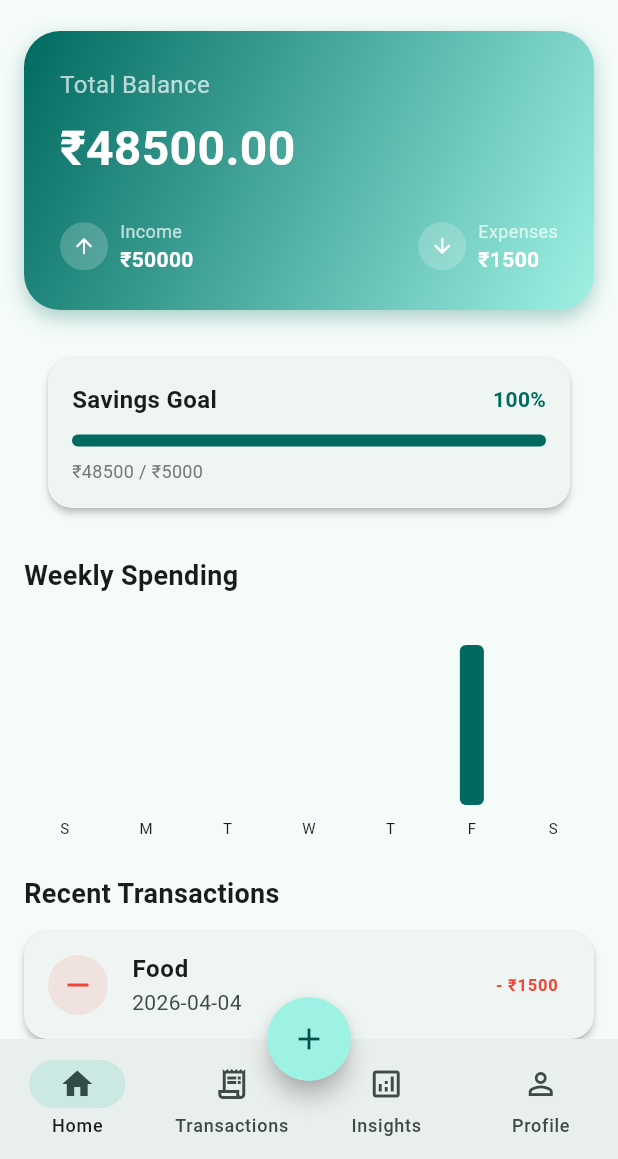
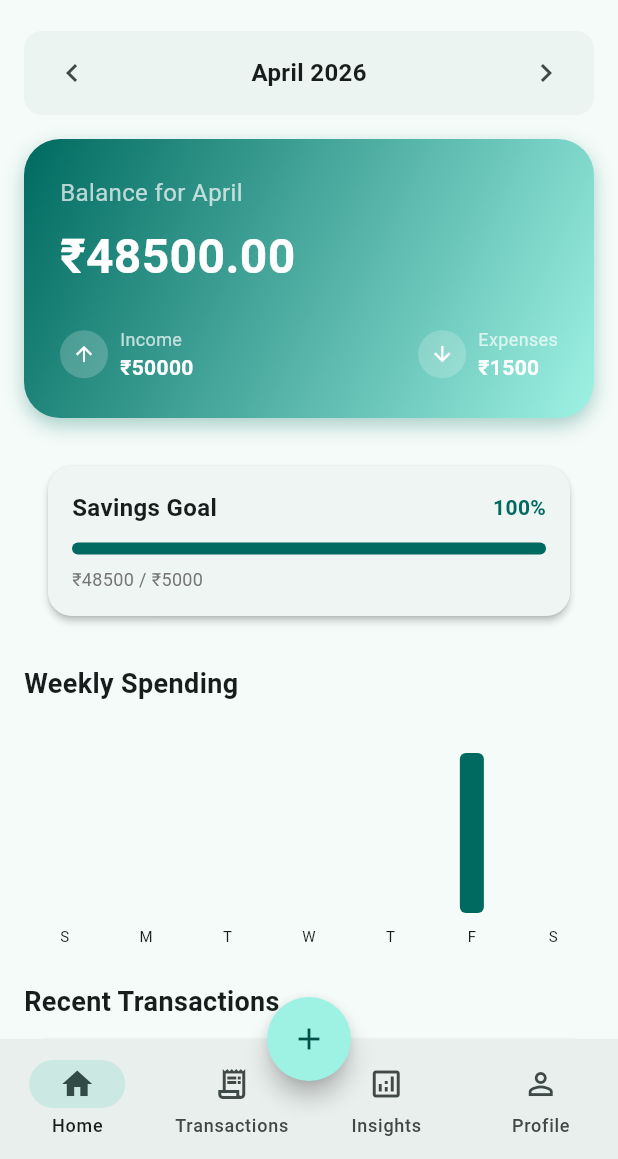
Before and after one commit to manosekar-m/Fin-Tracker, a Flutter app: the screen it shows after launch, on a phone screen of 412 x 824 dp, the part 77-1236 px from its top. Run offline on Flutter 3.47's test engine with Material 3 defaults, Android fonts, the phone set to English and light mode, and no system bars; drawn by our look-alikes of fl_chart; our stand-ins replace hive_flutter, local_auth; accounts and stored records are empty.

Commit message:
Updated UI and added new features

```diff
--- a/lib/providers/transaction_provider.dart
+++ b/lib/providers/transaction_provider.dart
@@ -9,6 +9,7 @@ class TransactionProvider with ChangeNotifier {
   bool _isDarkMode = false;
   bool _isBiometricEnabled = false;
   String _userName = 'User';
+  DateTime _selectedMonth = DateTime.now();
 
   List<TransactionModel> get transactions => _transactions;
   bool get isLoading => _isLoading;
@@ -16,6 +17,7 @@ class TransactionProvider with ChangeNotifier {
   bool get isDarkMode => _isDarkMode;
   bool get isBiometricEnabled => _isBiometricEnabled;
   String get userName => _userName;
+  DateTime get selectedMonth => _selectedMonth;
 
   Future<void> loadTransactions() async {
     try {
@@ -40,6 +42,16 @@ class TransactionProvider with ChangeNotifier {
       _isLoading = false;
       notifyListeners();
     }
+  }
+
+  void setSelectedMonth(DateTime date) {
+    _selectedMonth = DateTime(date.year, date.month);
+    notifyListeners();
+  }
+
+  List<TransactionModel> get filteredTransactions {
+    return _transactions.where((tx) =>
+      tx.date.year == _selectedMonth.year && tx.date.month == _selectedMonth.month).toList();
   }
 
   Future<void> _seedDummyData() async {
@@ -120,8 +132,8 @@ class TransactionProvider with ChangeNotifier {
     notifyListeners();
   }
 
-  double get totalIncome => _transactions.where((t) => t.type == TransactionType.income).fold(0.0, (sum, item) => sum + item.amount);
-  double get totalExpenses => _transactions.where((t) => t.type == TransactionType.expense).fold(0.0, (sum, item) => sum + item.amount);
+  double get totalIncome => filteredTransactions.where((t) => t.type == TransactionType.income).fold(0.0, (sum, item) => sum + item.amount);
+  double get totalExpenses => filteredTransactions.where((t) => t.type == TransactionType.expense).fold(0.0, (sum, item) => sum + item.amount);
   double get currentBalance => totalIncome - totalExpenses;
   double get savingsProgress => _savingsGoal <= 0 ? 0 : (currentBalance / _savingsGoal).clamp(0.0, 1.0);
 
@@ -139,7 +151,7 @@ class TransactionProvider with ChangeNotifier {
 
   Map<String, double> get categoryBreakdown {
     Map<String, double> breakdown = {};
-    for (var tx in _transactions.where((t) => t.type == TransactionType.expense)) {
+    for (var tx in filteredTransactions.where((t) => t.type == TransactionType.expense)) {
       breakdown[tx.category] = (breakdown[tx.category] ?? 0) + tx.amount;
     }
     return breakdown;
--- a/lib/screens/home_screen.dart
+++ b/lib/screens/home_screen.dart
@@ -1,6 +1,7 @@
 import 'package:flutter/material.dart';
 import 'package:provider/provider.dart';
 import 'package:fl_chart/fl_chart.dart';
+import 'package:intl/intl.dart';
 import '../providers/transaction_provider.dart';
 import '../models/transaction_model.dart';
 import '../utils/constants.dart';
@@ -32,6 +33,8 @@ class HomeScreen extends StatelessWidget {
             return const Center(child: CircularProgressIndicator());
           }
 
+          final monthTransactions = provider.filteredTransactions;
+
           return RefreshIndicator(
             onRefresh: () => provider.loadTransactions(),
             child: SingleChildScrollView(
@@ -40,6 +43,8 @@ class HomeScreen extends StatelessWidget {
               child: Column(
                 crossAxisAlignment: CrossAxisAlignment.start,
                 children: [
+                  _buildMonthSelector(context, provider),
+                  const SizedBox(height: 16),
                   _buildBalanceCard(context, provider),
                   const SizedBox(height: 24),
                   _buildSavingsGoal(context, provider),
@@ -56,21 +61,56 @@ class HomeScreen extends StatelessWidget {
                     style: TextStyle(fontSize: 18, fontWeight: FontWeight.bold),
                   ),
                   const SizedBox(height: 12),
-                  if (provider.transactions.isEmpty)
+                  if (monthTransactions.isEmpty)
                     const Center(
                       child: Padding(
                         padding: EdgeInsets.symmetric(vertical: 40.0),
-                        child: Text('No transactions yet. Add some!'),
+                        child: Text('No transactions for this month'),
                       ),
                     )
                   else
-                    ...provider.transactions.take(5).map((tx) => _buildTransactionItem(tx)),
+                    ...monthTransactions.take(5).map((tx) => _buildTransactionItem(tx)),
                   const SizedBox(height: 80), // Space for FAB
                 ],
               ),
             ),
           );
         },
+      ),
+    );
+  }
+
+  Widget _buildMonthSelector(BuildContext context, TransactionProvider provider) {
+    return Container(
+      padding: const EdgeInsets.symmetric(horizontal: 8, vertical: 4),
+      decoration: BoxDecoration(
+        color: Theme.of(context).colorScheme.surfaceVariant.withOpacity(0.3),
+        borderRadius: BorderRadius.circular(12),
+      ),
+      child: Row(
+        mainAxisAlignment: MainAxisAlignment.spaceBetween,
+        children: [
+          IconButton(
+            icon: const Icon(Icons.chevron_left),
+            onPressed: () {
+              provider.setSelectedMonth(
+                DateTime(provider.selectedMonth.year, provider.selectedMonth.month - 1),
+              );
+            },
+          ),
+          Text(
+            DateFormat('MMMM yyyy').format(provider.selectedMonth),
+            style: const TextStyle(fontWeight: FontWeight.bold, fontSize: 16),
+          ),
+          IconButton(
+            icon: const Icon(Icons.chevron_right),
+            onPressed: () {
+              provider.setSelectedMonth(
+                DateTime(provider.selectedMonth.year, provider.selectedMonth.month + 1),
+              );
+            },
+          ),
+        ],
       ),
     );
   }
@@ -98,9 +138,9 @@ class HomeScreen extends StatelessWidget {
       child: Column(
         crossAxisAlignment: CrossAxisAlignment.start,
         children: [
-          const Text(
-            'Total Balance',
-            style: TextStyle(color: Colors.white70, fontSize: 16),
+          Text(
+            'Balance for ${DateFormat('MMMM').format(provider.selectedMonth)}',
+            style: const TextStyle(color: Colors.white70, fontSize: 16),
           ),
           const SizedBox(height: 8),
           Text(
@@ -256,7 +296,7 @@ class HomeScreen extends StatelessWidget {
           ),
         ),
         title: Text(tx.category, style: const TextStyle(fontWeight: FontWeight.w600)),
-        subtitle: Text(tx.date.toString().split(' ')[0]),
+        subtitle: Text(DateFormat('dd MMM yyyy').format(tx.date)),
         trailing: Text(
           '${isIncome ? '+' : '-'} ₹${tx.amount.toStringAsFixed(0)}',
           style: TextStyle(
```
Also changed, not shown: lib/screens/insights_screen.dart (+51 -4 lines), lib/screens/transaction_screen.dart (+64 -17 lines).
